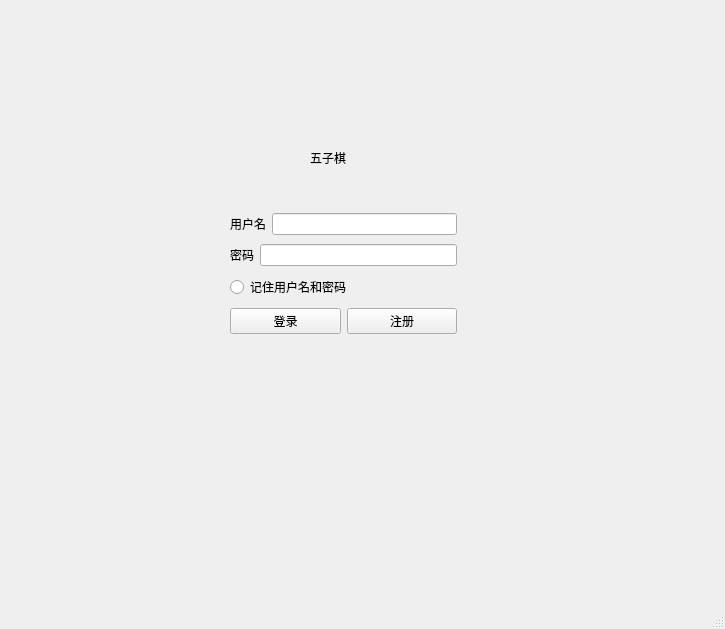
Above: login.ui from daimiaopeng/wuziqi_client before the change. Below: the same form after it.
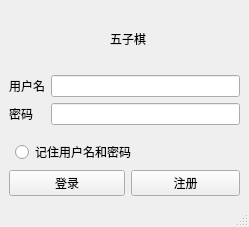
That is the form after the change.

Commit message: 修改登录和注册界面，添加其他字段，修改头像显示逻辑

What changed in the file:
```diff
--- a/login.ui
+++ b/login.ui
@@ -6,109 +6,102 @@
    <rect>
     <x>0</x>
     <y>0</y>
-    <width>725</width>
-    <height>629</height>
+    <width>249</width>
+    <height>227</height>
    </rect>
   </property>
   <property name="windowTitle">
    <string>MainWindow</string>
   </property>
   <widget class="QWidget" name="centralwidget">
+   <layout class="QGridLayout" name="gridLayout_2">
+    <item row="0" column="0">
+     <layout class="QGridLayout" name="gridLayout">
+      <item row="3" column="3" colspan="2">
+       <widget class="QPushButton" name="pushButton_2">
+        <property name="text">
+         <string>注册</string>
+        </property>
+       </widget>
+      </item>
+      <item row="0" column="2" colspan="2">
    <widget class="QLabel" name="label_3">
-    <property name="geometry">
-     <rect>
-         <x>310</x>
-         <y>150</y>
-         <width>72</width>
-         <height>15</height>
-     </rect>
-    </property>
     <property name="text">
      <string>五子棋</string>
     </property>
    </widget>
-   <widget class="QWidget" name="">
-    <property name="geometry">
-     <rect>
-      <x>230</x>
-      <y>210</y>
-      <width>227</width>
-      <height>127</height>
-     </rect>
-    </property>
-    <layout class="QVBoxLayout" name="verticalLayout">
-     <item>
-      <layout class="QHBoxLayout" name="horizontalLayout">
-       <item>
-        <widget class="QLabel" name="label">
-         <property name="text">
-          <string>用户名</string>
-         </property>
-        </widget>
-       </item>
-       <item>
+      </item>
+      <item row="0" column="4">
+       <spacer name="horizontalSpacer_3">
+        <property name="orientation">
+         <enum>Qt::Horizontal</enum>
+        </property>
+        <property name="sizeHint" stdset="0">
+         <size>
+          <width>40</width>
+          <height>20</height>
+         </size>
+        </property>
+       </spacer>
+      </item>
+      <item row="1" column="0" colspan="5">
+       <layout class="QFormLayout" name="formLayout">
+        <item row="0" column="1">
         <widget class="QLineEdit" name="lineEdit"/>
        </item>
-      </layout>
-     </item>
-     <item>
-      <layout class="QHBoxLayout" name="horizontalLayout_2">
-       <item>
+        <item row="2" column="0">
         <widget class="QLabel" name="label_2">
          <property name="text">
           <string>密码</string>
          </property>
         </widget>
        </item>
-       <item>
-        <widget class="QLineEdit" name="lineEdit_2"/>
-       </item>
-      </layout>
-     </item>
-     <item>
-      <layout class="QHBoxLayout" name="horizontalLayout_4">
-       <item>
-        <widget class="QRadioButton" name="radioButton">
+        <item row="2" column="1">
+         <widget class="QLineEdit" name="lineEdit_2">
+          <property name="echoMode">
+           <enum>QLineEdit::Password</enum>
+          </property>
+         </widget>
+        </item>
+        <item row="0" column="0">
+         <widget class="QLabel" name="label">
          <property name="text">
-          <string>记住用户名和密码</string>
+           <string>用户名</string>
          </property>
         </widget>
        </item>
-       <item>
-        <spacer name="horizontalSpacer">
-         <property name="orientation">
-          <enum>Qt::Horizontal</enum>
-         </property>
-         <property name="sizeHint" stdset="0">
-          <size>
-           <width>40</width>
-           <height>20</height>
-          </size>
-         </property>
-        </spacer>
-       </item>
-      </layout>
-     </item>
-     <item>
-      <layout class="QHBoxLayout" name="horizontalLayout_3">
-       <item>
+       </layout>
+      </item>
+      <item row="3" column="0" colspan="3">
         <widget class="QPushButton" name="pushButton">
          <property name="text">
           <string>登录</string>
          </property>
         </widget>
        </item>
-       <item>
-        <widget class="QPushButton" name="pushButton_2">
+      <item row="0" column="1">
+       <spacer name="horizontalSpacer_2">
+        <property name="orientation">
+         <enum>Qt::Horizontal</enum>
+        </property>
+        <property name="sizeHint" stdset="0">
+         <size>
+          <width>40</width>
+          <height>20</height>
+         </size>
+        </property>
+       </spacer>
+      </item>
+      <item row="2" column="1" colspan="4">
+       <widget class="QRadioButton" name="radioButton">
          <property name="text">
-          <string>注册</string>
+         <string>记住用户名和密码</string>
          </property>
         </widget>
        </item>
       </layout>
      </item>
     </layout>
-   </widget>
   </widget>
   <widget class="QMenuBar" name="menubar">
    <property name="geometry">
```
Left out of the diff: 2 changed lines with no effect on the pictures. Lines whose indentation alone changed are shown as unchanged. The commit also changes 39 other files.
